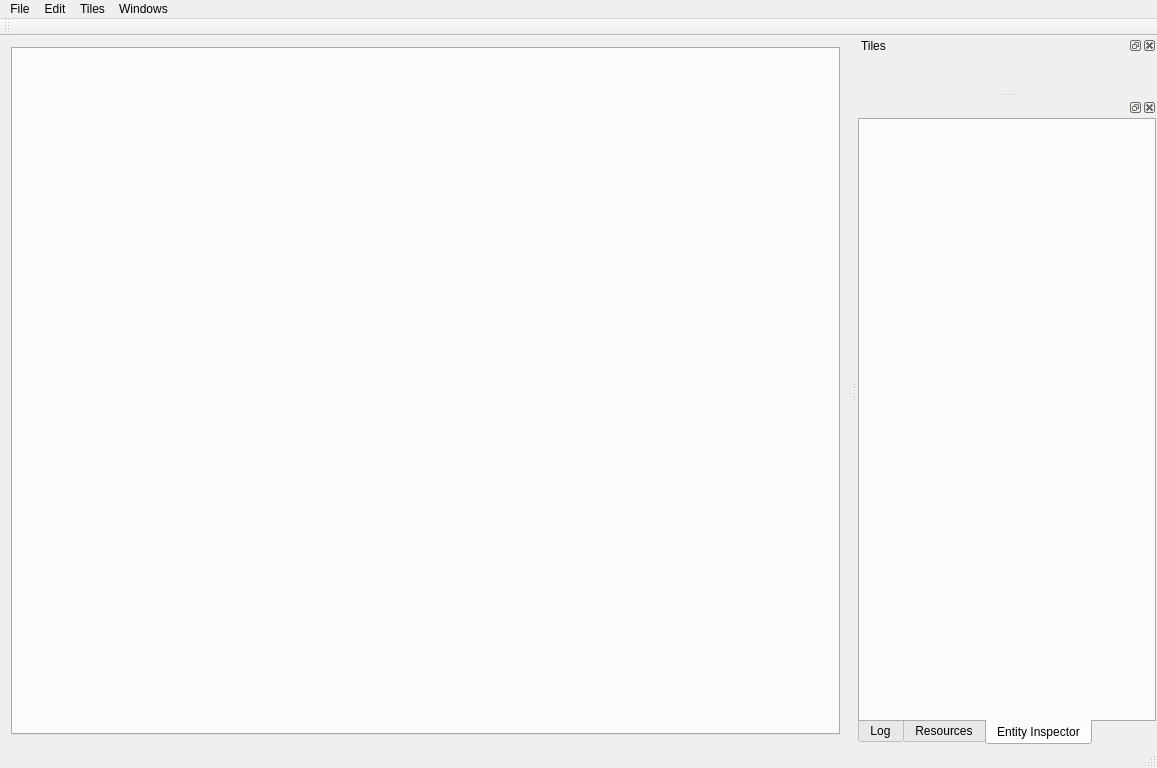
jswigart/roleplayer, file RolePlayer/roleplayer.ui: the form before one commit.
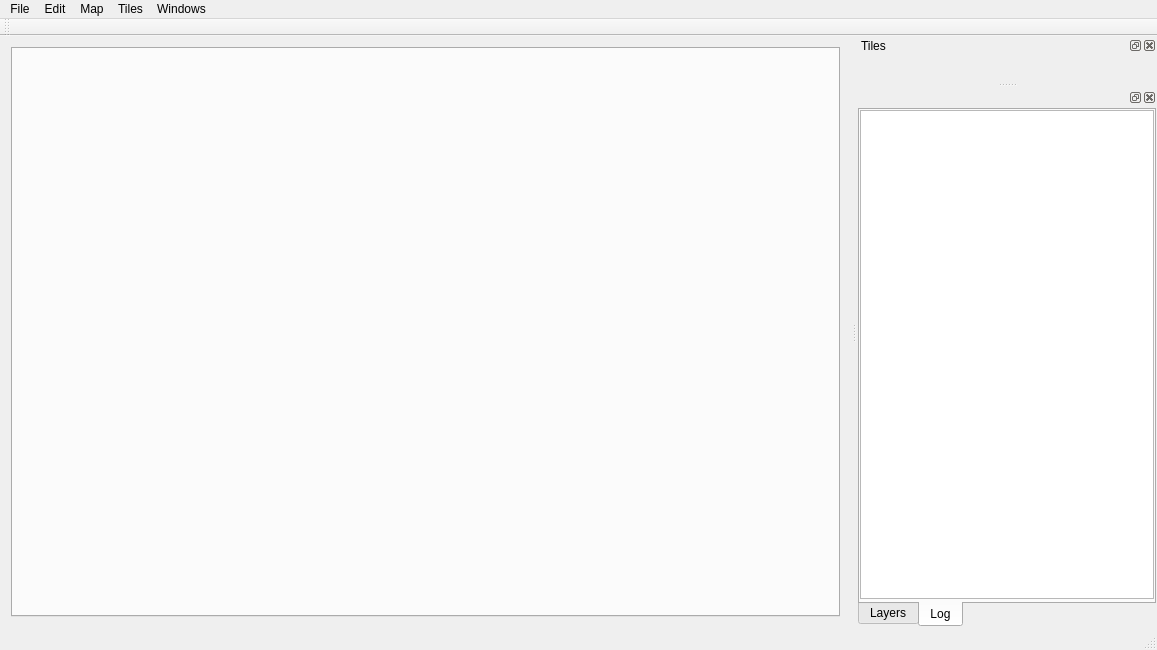
The form after the commit. The open tabs and pages were chosen to show the change. Custom widgets are drawn as their Qt base class.

Diff of the .ui file:
```diff
--- a/RolePlayer/roleplayer.ui
+++ b/RolePlayer/roleplayer.ui
@@ -7,7 +7,7 @@
     <x>0</x>
     <y>0</y>
     <width>1157</width>
-    <height>768</height>
+    <height>650</height>
    </rect>
   </property>
   <property name="windowTitle">
@@ -68,8 +68,15 @@
     <addaction name="actionWindowTiles"/>
     <addaction name="actionWindowResources"/>
    </widget>
+   <widget class="QMenu" name="menuMap">
+    <property name="title">
+     <string>Map</string>
+    </property>
+    <addaction name="actionMapProperties"/>
+   </widget>
    <addaction name="menuFile"/>
    <addaction name="menuEdit"/>
+   <addaction name="menuMap"/>
    <addaction name="menuTiles"/>
    <addaction name="menuWindows"/>
   </widget>
@@ -148,6 +155,32 @@
          <height>16</height>
         </size>
        </property>
+       <widget class="QWidget" name="tab">
+        <attribute name="title">
+         <string>Layers</string>
+        </attribute>
+        <layout class="QGridLayout" name="gridLayout_2">
+         <property name="margin">
+          <number>0</number>
+         </property>
+         <property name="spacing">
+          <number>0</number>
+         </property>
+         <item row="0" column="0">
+          <widget class="QTreeView" name="treeViewLayers">
+           <property name="iconSize">
+            <size>
+             <width>16</width>
+             <height>16</height>
+            </size>
+           </property>
+           <property name="uniformRowHeights">
+            <bool>true</bool>
+           </property>
+          </widget>
+         </item>
+        </layout>
+       </widget>
        <widget class="QWidget" name="tabLog">
         <attribute name="title">
          <string>Log</string>
@@ -184,45 +217,6 @@
          </item>
         </layout>
        </widget>
-       <widget class="QWidget" name="tabResources">
-        <attribute name="title">
-         <string>Resources</string>
-        </attribute>
-        <layout class="QGridLayout" name="gridLayout_2">
-         <property name="margin">
-          <number>0</number>
-         </property>
-         <property name="spacing">
-          <number>0</number>
-         </property>
-        </layout>
-       </widget>
-       <widget class="QWidget" name="tabEntityInspector">
-        <attribute name="title">
-         <string>Entity Inspector</string>
-        </attribute>
-        <layout class="QVBoxLayout" name="verticalLayout_3">
-         <property name="spacing">
-          <number>0</number>
-         </property>
-         <property name="margin">
-          <number>0</number>
-         </property>
-         <item>
-          <layout class="QVBoxLayout" name="layoutEntityInspector">
-           <property name="spacing">
-            <number>0</number>
-           </property>
-           <property name="sizeConstraint">
-            <enum>QLayout::SetMinAndMaxSize</enum>
-           </property>
-           <item>
-            <widget class="QPropertyTree" name="propTree"/>
-           </item>
-          </layout>
-         </item>
-        </layout>
-       </widget>
       </widget>
      </item>
     </layout>
@@ -287,13 +281,6 @@
   </action>
  </widget>
  <layoutdefault spacing="6" margin="11"/>
- <customwidgets>
-  <customwidget>
-   <class>QPropertyTree</class>
-   <extends>QWidget</extends>
-   <header>tiletools.h</header>
-  </customwidget>
- </customwidgets>
  <resources>
   <include location="idstudio.qrc"/>
  </resources>
```
Left out of the diff: 5 changed lines with no effect on the pictures.
